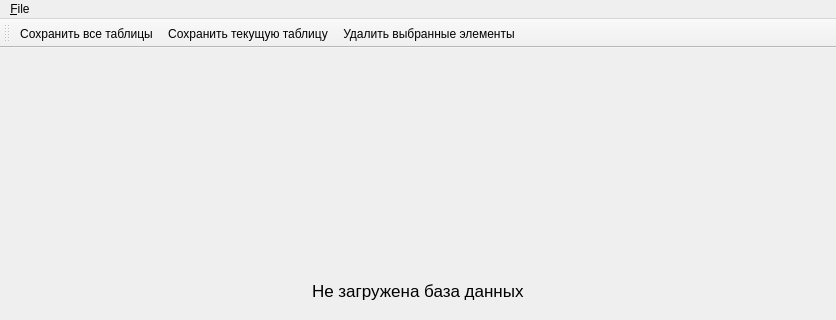
Qt form PyQtProject/UIs/MainUI.ui (0ReC0/ForPyQT) before a commit; both pictures show x 0 to 836 and y 0 to 320 of the 836 by 557 pixel window.
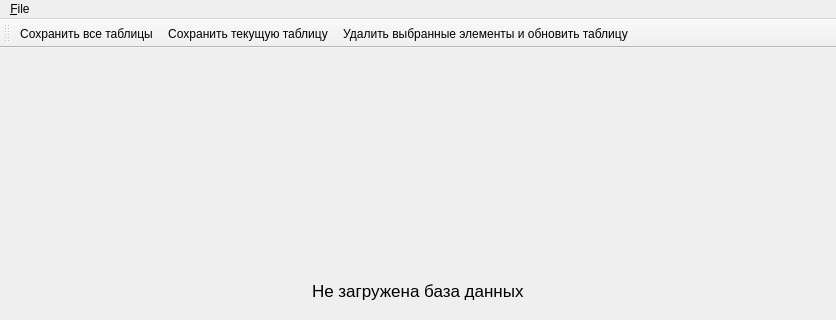
The same form after that commit.

The edit to the form file:
```diff
--- a/PyQtProject/UIs/MainUI.ui
+++ b/PyQtProject/UIs/MainUI.ui
@@ -83,7 +83,10 @@
   </action>
   <action name="delete_selected_elements_action">
    <property name="text">
-    <string>Удалить выбранные элементы</string>
+    <string>Удалить выбранные элементы и обновить таблицу</string>
+   </property>
+   <property name="toolTip">
+    <string>Удалить выбранные элементы и обновить таблицу</string>
    </property>
    <property name="shortcut">
     <string>Del</string>
```
Left out of the diff: 4 changed lines with no effect on the pictures.
